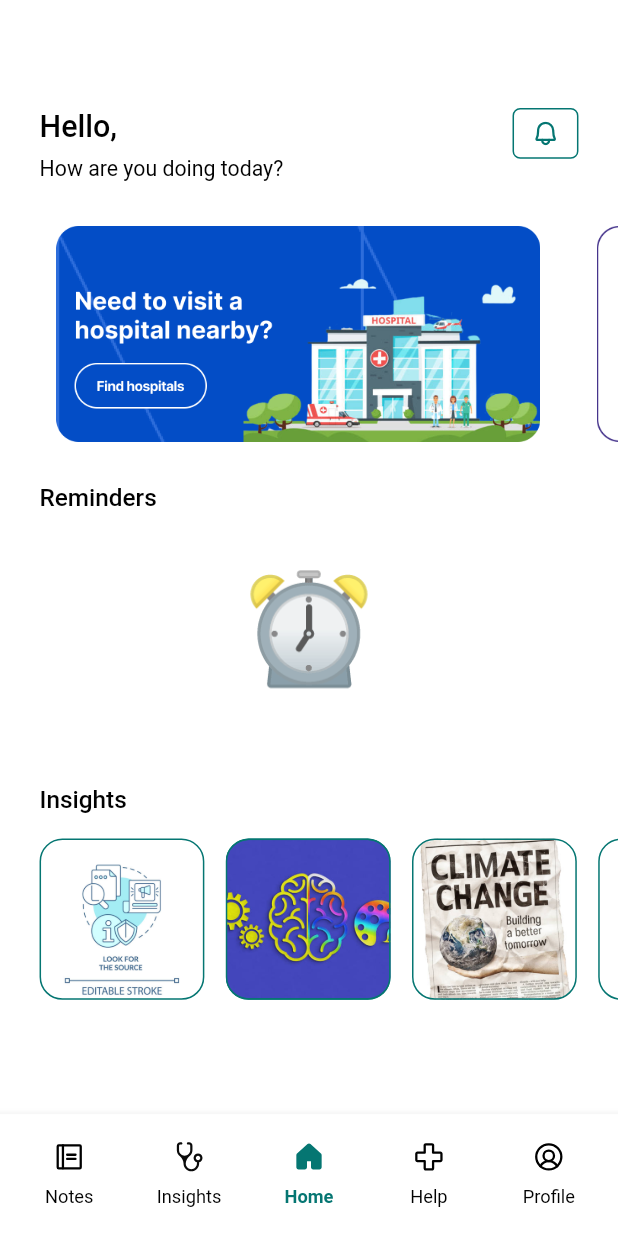
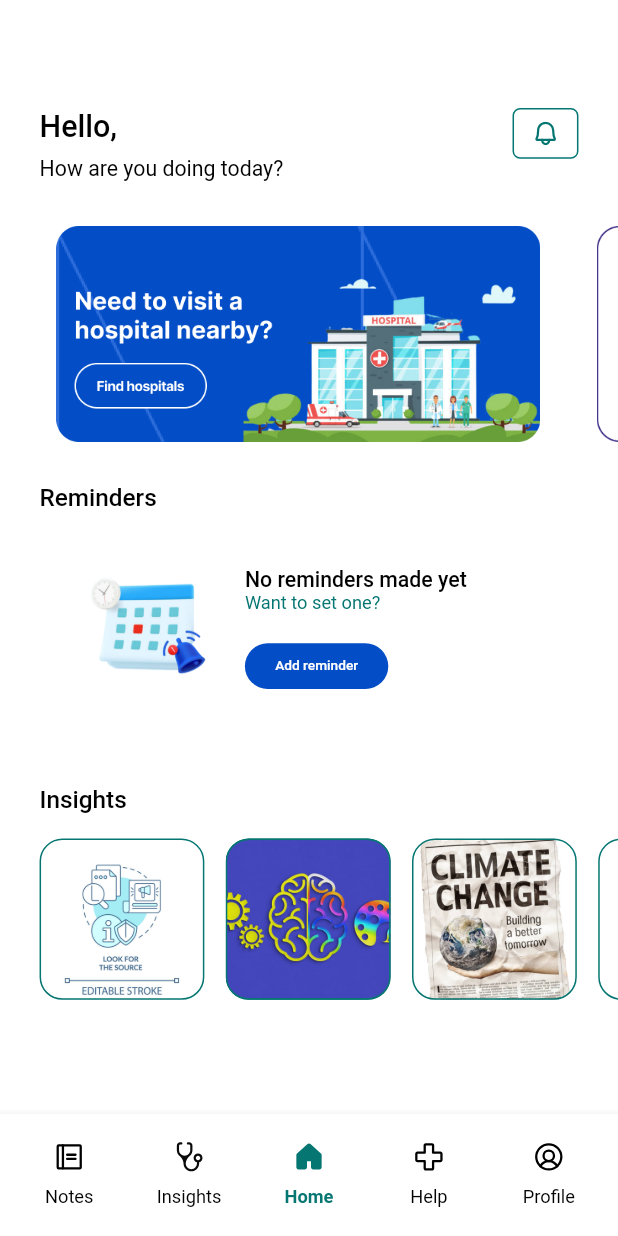
Before and after one commit to ThatSaxyDev/BetaHealth, a Flutter app: the screen it shows once a user with an empty profile is signed in, on a phone screen of 412 x 824 dp. Run offline on Flutter 3.47's test engine with Material 2 defaults, Android fonts, the phone set to English and light mode, and no system bars; our stand-ins replace cached_network_image, carousel_slider, cloud_firestore, file_picker, firebase_auth, firebase_core and 15 more; missing offline and left inert: flutter_phone_direct_caller; accounts and stored records are empty; Roboto replaces fonts that are missing (Sk-Modernist).

Commit message:
minor bug fixes

```diff
--- a/lib/features/help/widgets/emergency_tile.dart
+++ b/lib/features/help/widgets/emergency_tile.dart
@@ -30,7 +30,7 @@ class EmergencyTile extends ConsumerWidget {
         height: 68.h,
         width: 327.w,
         padding: EdgeInsets.symmetric(horizontal: 14.w, vertical: 7.h),
-        margin: EdgeInsets.only(bottom: 20.h),
+        // margin: EdgeInsets.only(bottom: 20.h),
         decoration: BoxDecoration(
             color: Pallete.whiteColor,
             borderRadius: BorderRadius.circular(15.r),
--- a/lib/features/home/view/home_view.dart
+++ b/lib/features/home/view/home_view.dart
@@ -19,6 +19,12 @@ class HomeView extends ConsumerWidget {
   void navigateToReminders(BuildContext context) {
     Routemaster.of(context).push('/reminders');
   }
+
+  void navigateToAddReminders(BuildContext context) {
+    Routemaster.of(context).push('/add-reminders');
+  }
+
+
 
   @override
   Widget build(BuildContext context, WidgetRef ref) {
@@ -124,12 +130,67 @@ class HomeView extends ConsumerWidget {
                     return const SizedBox.shrink();
                   } else if (snapshot.data!.isEmpty) {
                     return Center(
-                      child: Text(
-                      '⏰',
-                      style: TextStyle(
-                        fontSize: 70.sp
+                      child: SizedBox(
+                        height: 112.h,
+                        child: Row(
+                          mainAxisAlignment: MainAxisAlignment.center,
+                          children: [
+                            Image.asset(
+                              'no-reminder'.png,
+                              height: 112.h,
+                            ),
+                            10.sbW,
+                            SizedBox(
+                              height: 80.h,
+                              width: 180.w,
+                              child: Column(
+                                crossAxisAlignment: CrossAxisAlignment.start,
+                                mainAxisAlignment:
+                                    MainAxisAlignment.spaceBetween,
+                                children: [
+                                  RichText(
+                                    textAlign: TextAlign.left,
+                                    text: TextSpan(
+                                      children: [
+                                        TextSpan(
+                                          text: 'No reminders made yet\n',
+                                          style: TextStyle(
+                                            color: Pallete.blackColor,
+                                            fontSize: 14.sp,
+                                            fontWeight: FontWeight.w500,
+                                          ),
+                                        ),
+                                        TextSpan(
+                                          text: 'Want to set one?',
+                                          style: TextStyle(
+                                            color: Pallete.primaryTeal,
+                                            fontSize: 12.sp,
+                                            fontWeight: FontWeight.w400,
+                                          ),
+                                        ),
+                                      ],
+                                    ),
+                                  ),
+                                  BButton(
+                                    height: 30.h,
+                                    width: 87.w,
+                                    color: Pallete.blue,
+                                    onTap: () => navigateToAddReminders(context),
+                                    item: Text(
+                                      'Add reminder',
+                                      style: TextStyle(
+                                        color: Pallete.whiteColor,
+                                        fontSize: 9.sp,
+                                        fontWeight: FontWeight.w500,
+                                      ),
+                                    ),
+                                  ),
+                                ],
+                              ),
+                            ),
+                          ],
+                        ),
                       ),
-                    ),
                     );
                   } else {
                     return ListView.builder(
--- a/lib/router.dart
+++ b/lib/router.dart
@@ -5,6 +5,7 @@ import 'package:betahealth/features/base_nav_wrapper/views/base_nav_wrapper.dart
 import 'package:betahealth/features/notes/views/add_notes_view.dart';
 import 'package:betahealth/features/notes/views/read_notes_view.dart';
 import 'package:betahealth/features/onboarding/view/onboarding_view.dart';
+import 'package:betahealth/features/reminders/views/add_reminder_view.dart';
 import 'package:betahealth/features/reminders/views/reminders_view.dart';
 import 'package:betahealth/features/splash/view/splash_view.dart';
 import 'package:betahealth/models/note_model.dart';
@@ -42,5 +43,8 @@ final loggedInRoute = RouteMap(
     '/reminders': (_) => const MaterialPage(
           child: RemindersView(),
         ),
+    '/add-reminders': (_) => const MaterialPage(
+          child: AddReminderView(),
+        ),
   },
 );
--- a/lib/theme/palette.dart
+++ b/lib/theme/palette.dart
@@ -29,6 +29,7 @@ class Pallete {
   static const blackTint = Color(0xff121212);
   static const lightbrownColor = Color(0xffB48669);
   static const textGreen = Color(0xff4E6139);
+  static const blue = Color(0xff034DC6);
 
   // Themes
   static var darkModeAppTheme = ThemeData.dark().copyWith(
```
Also changed, not shown: lib/features/help/views/help_view.dart (+23 -0 lines), lib/features/reminders/views/reminders_view.dart (+46 -7 lines), lib/assets/images/heart.png (added), lib/assets/images/loader.gif (added), lib/assets/images/no-reminder.png (added).
